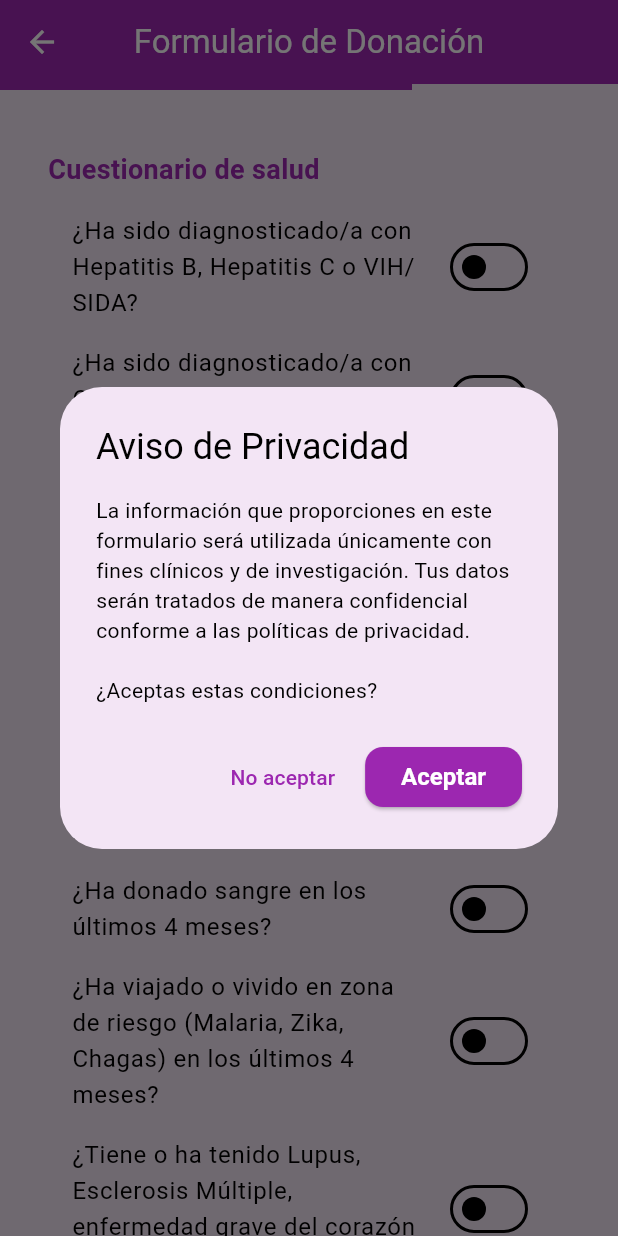
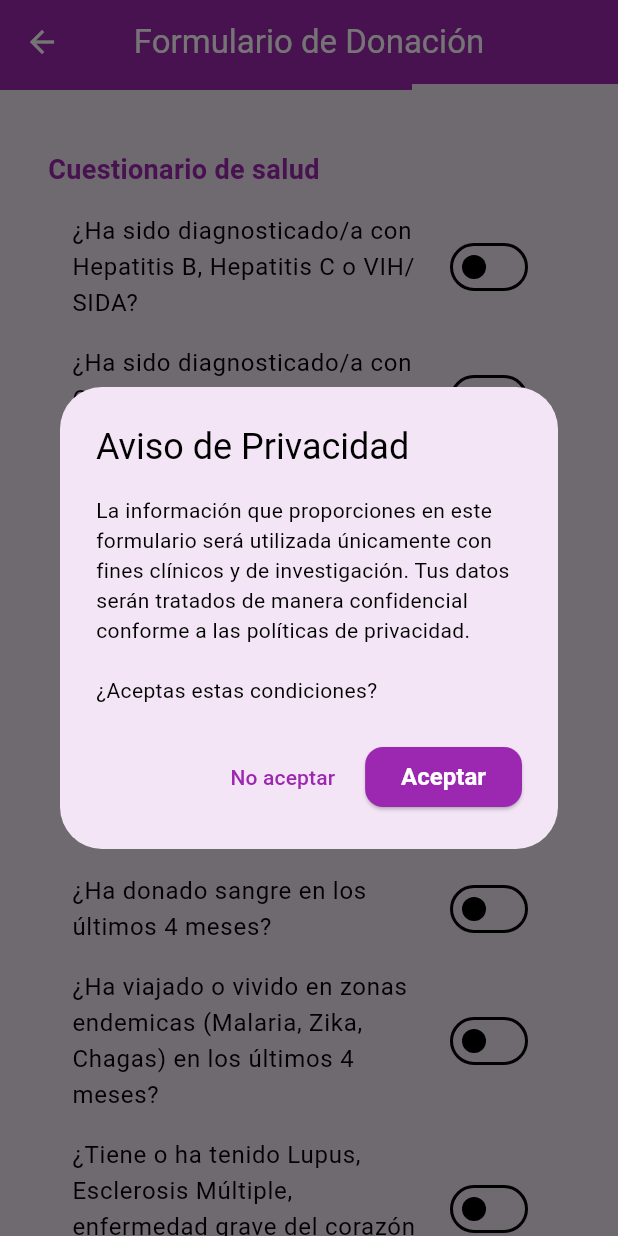
Before and after one commit to YairZZZ2/VitalAI, a Flutter app: the DonacionWizardScreen screen opened by its route, swiped to page 2, on a phone screen of 412 x 824 dp. Run offline on Flutter 3.47's test engine with Material 3 defaults, Android fonts, the phone set to English and light mode, and no system bars; our stand-ins replace cloud_firestore, firebase_auth, firebase_core, flutter_blue_plus, printing; missing offline and left inert: health; accounts and stored records are empty.

Commit message:
solucion de errores en el historial

```diff
--- a/lib/screens/formulario_screen.dart
+++ b/lib/screens/formulario_screen.dart
@@ -390,12 +390,12 @@ class _DonacionWizardScreenState extends State<DonacionWizardScreen> {
                       const SizedBox(height: 8),
                       _campoTexto(alturaCtrl, "Altura (mts) (ej. 1.75)", keyboard: TextInputType.number),
                       const SizedBox(height: 8),
-                      const Text("Sexo:", style: TextStyle(fontWeight: FontWeight.bold)),
+                      const Text("Género:", style: TextStyle(fontWeight: FontWeight.bold)),
                       Row(
                         children: [
                           Expanded(
                             child: RadioListTile<String>(
-                              title: const Text("M"),
+                              title: const Text("Masculino"),
                               value: "Masculino",
                               groupValue: sexo,
                               onChanged: (v) => setState(() => sexo = v!),
@@ -403,16 +403,8 @@ class _DonacionWizardScreenState extends State<DonacionWizardScreen> {
                           ),
                           Expanded(
                             child: RadioListTile<String>(
-                              title: const Text("F"),
+                              title: const Text("Femenino"),
                               value: "Femenino",
-                              groupValue: sexo,
-                              onChanged: (v) => setState(() => sexo = v!),
-                            ),
-                          ),
-                          Expanded(
-                            child: RadioListTile<String>(
-                              title: const Text("O"),
-                              value: "Otro",
                               groupValue: sexo,
                               onChanged: (v) => setState(() => sexo = v!),
                             ),
@@ -514,7 +506,7 @@ class _DonacionWizardScreenState extends State<DonacionWizardScreen> {
                               onChanged: (v) => setState(() => donacionReciente = v),
                             ),
                             SwitchListTile(
-                              title: const Text("¿Ha viajado o vivido en zona de riesgo (Malaria, Zika, Chagas) en los últimos 4 meses?"),
+                              title: const Text("¿Ha viajado o vivido en zonas endemicas (Malaria, Zika, Chagas) en los últimos 4 meses?"),
                               value: viajesRiesgo,
                               onChanged: (v) => setState(() => viajesRiesgo = v),
                             ),
@@ -583,7 +575,7 @@ class _DonacionWizardScreenState extends State<DonacionWizardScreen> {
                         ],
                       ),
                       SwitchListTile(
-                        title: const Text("¿Bebiste alcohol/mezcal en las últimas 48 horas?"),
+                        title: const Text("¿Bebiste alcohol en las últimas 72 horas?"),
                         value: alcohol,
                         onChanged: (v) => setState(() => alcohol = v),
                       ),
--- a/lib/screens/signos_screen.dart
+++ b/lib/screens/signos_screen.dart
@@ -44,7 +44,8 @@ class _SignosScreenState extends State<SignosScreen> {
     try {
       await FirebaseFirestore.instance.collection('donaciones').add({
         "nombre": widget.nombre,
-        "apellidos": widget.apellidos,
+        "apellido_paterno": widget.apellidos,
+        "apellido_materno": widget.apellidos,
         "edad": widget.edad,
         "altura": widget.altura,
         "peso": widget.peso,
```
